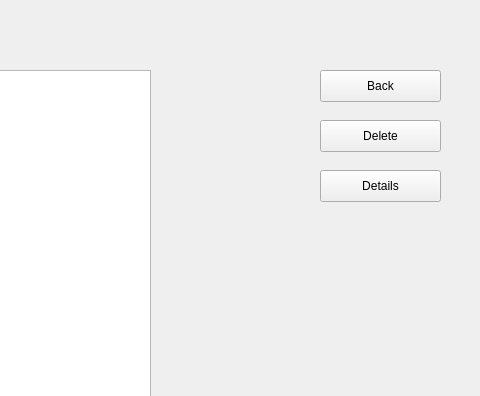
This is project/lab6/mainwindow.ui in aneroid11/Databases as Qt 5 draws it before an edit; both pictures show x 320 to 800 and y 0 to 396 of the 800 by 600 pixel window. The edited form follows.
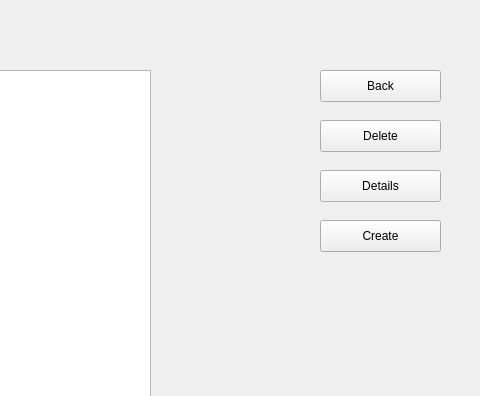
This is the edited form. The open tabs and pages were chosen to show the change.

Patch:
```diff
--- a/project/lab6/mainwindow.ui
+++ b/project/lab6/mainwindow.ui
@@ -1204,6 +1204,19 @@
        <string>Details</string>
       </property>
      </widget>
+     <widget class="QPushButton" name="playlists_createButton">
+      <property name="geometry">
+       <rect>
+        <x>640</x>
+        <y>220</y>
+        <width>121</width>
+        <height>32</height>
+       </rect>
+      </property>
+      <property name="text">
+       <string>Create</string>
+      </property>
+     </widget>
     </widget>
     <widget class="QWidget" name="createAdminPage">
      <widget class="QLineEdit" name="createAdmin_emailLineEdit">
```
Left out of the diff: 2 changed lines with no effect on the pictures.
